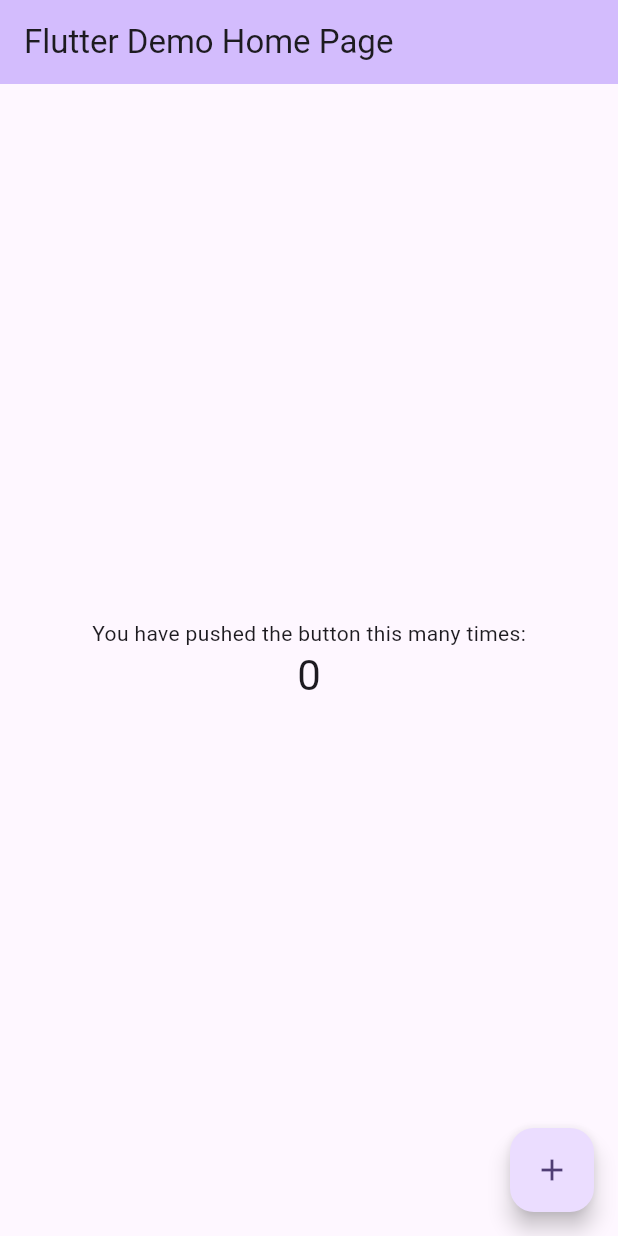
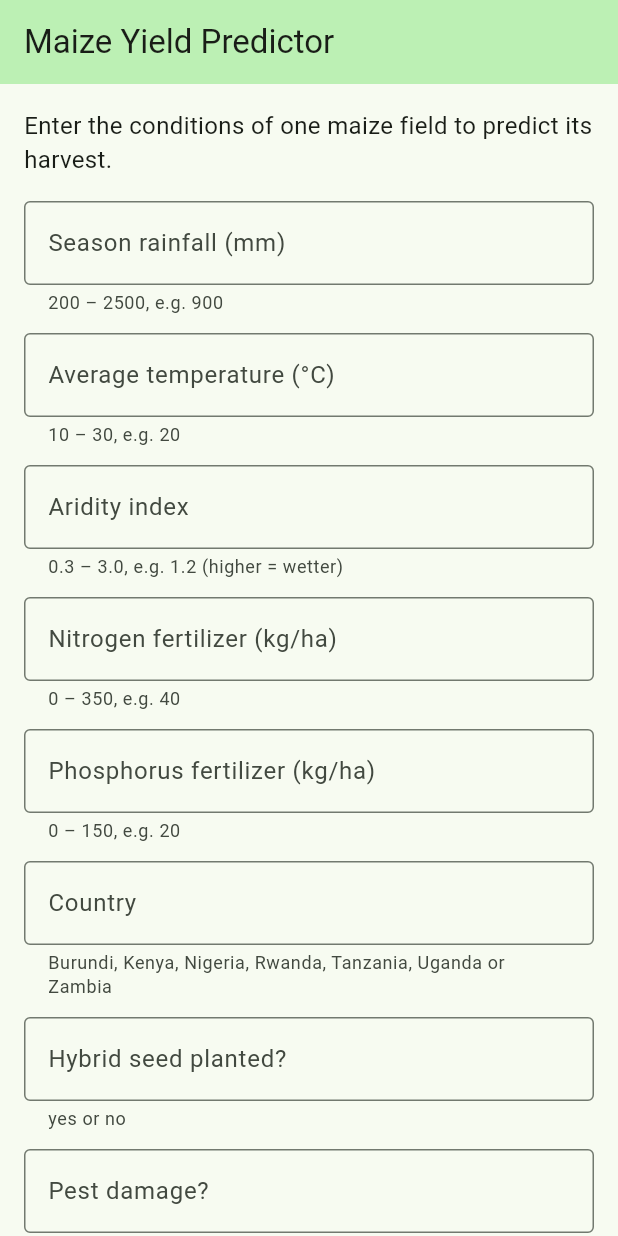
Before and after one commit to lilianeuwase2/linear_regression_model, a Flutter app: the screen it shows after launch, on a phone screen of 412 x 824 dp. Run offline on Flutter 3.47's test engine with Material 3 defaults, Android fonts, the phone set to English and light mode, and no system bars; our stand-ins replace material_ui.

Commit message:
added the prediction page that call the /predict API

```diff
--- a/summative/FlutterApp/lib/main.dart
+++ b/summative/FlutterApp/lib/main.dart
@@ -1,121 +1,264 @@
+import 'dart:async';
+import 'dart:convert';
+
 import 'package:material_ui/material_ui.dart';
+import 'package:http/http.dart' as http;
+
+/// Address of my deployed API.
+const String apiUrl = 'https://maize-yield-api-j1gx.onrender.com/predict';
 
 void main() {
-  runApp(const MyApp());
+  runApp(const MaizeYieldApp());
 }
 
-class MyApp extends StatelessWidget {
-  const MyApp({super.key});
+class MaizeYieldApp extends StatelessWidget {
+  const MaizeYieldApp({super.key});
 
-  // This widget is the root of your application.
   @override
   Widget build(BuildContext context) {
     return MaterialApp(
-      title: 'Flutter Demo',
-      theme: ThemeData(
-        // This is the theme of your application.
-        //
-        // TRY THIS: Try running your application with "flutter run". You'll see
-        // the application has a purple toolbar. Then, without quitting the app,
-        // try changing the seedColor in the colorScheme below to Colors.green
-        // and then invoke "hot reload" (save your changes or press the "hot
-        // reload" button in a Flutter-supported IDE, or press "r" if you used
-        // the command line to start the app).
-        //
-        // Notice that the counter didn't reset back to zero; the application
-        // state is not lost during the reload. To reset the state, use hot
-        // restart instead.
-        //
-        // This works for code too, not just values: Most code changes can be
-        // tested with just a hot reload.
-        colorScheme: .fromSeed(seedColor: Colors.deepPurple),
-      ),
-      home: const MyHomePage(title: 'Flutter Demo Home Page'),
+      title: 'Maize Yield Predictor',
+      debugShowCheckedModeBanner: false,
+      theme: ThemeData(colorSchemeSeed: Colors.green, useMaterial3: true),
+      home: const PredictionPage(),
     );
   }
 }
 
-class MyHomePage extends StatefulWidget {
-  const MyHomePage({super.key, required this.title});
+/// A single input field: its name, label, hint and whether it must be a number.
+class InputSpec {
+  const InputSpec(this.key, this.label, this.hint, {this.isNumber = true});
 
-  // This widget is the home page of your application. It is stateful, meaning
-  // that it has a State object (defined below) that contains fields that affect
-  // how it looks.
+  final String key;
+  final String label;
+  final String hint;
+  final bool isNumber;
+}
 
-  // This class is the configuration for the state. It holds the values (in this
-  // case the title) provided by the parent (in this case the App widget) and
-  // used by the build method of the State. Fields in a Widget subclass are
-  // always marked "final".
+/// The 10 inputs, in the same order and with the same names as the API.
+const List<InputSpec> inputs = [
+  InputSpec('rainfall_mm', 'Season rainfall (mm)', '200 – 2500, e.g. 900'),
+  InputSpec('avg_temp_c', 'Average temperature (°C)', '10 – 30, e.g. 20'),
+  InputSpec('aridity_index', 'Aridity index', '0.3 – 3.0, e.g. 1.2 (higher = wetter)'),
+  InputSpec('nitrogen_kg_ha', 'Nitrogen fertilizer (kg/ha)', '0 – 350, e.g. 40'),
+  InputSpec('phosphorus_kg_ha', 'Phosphorus fertilizer (kg/ha)', '0 – 150, e.g. 20'),
+  InputSpec('country', 'Country', 'Burundi, Kenya, Nigeria, Rwanda, Tanzania, Uganda or Zambia',
+      isNumber: false),
+  InputSpec('hybrid_seed', 'Hybrid seed planted?', 'yes or no', isNumber: false),
+  InputSpec('pest_damage', 'Pest damage?', 'yes or no', isNumber: false),
+  InputSpec('excess_water', 'Damage from too much rain?', 'yes or no', isNumber: false),
+  InputSpec('fertilizer_in_hole', 'Fertilizer put in the planting hole?', 'yes or no',
+      isNumber: false),
+];
 
-  final String title;
+class PredictionPage extends StatefulWidget {
+  const PredictionPage({super.key});
 
   @override
-  State<MyHomePage> createState() => _MyHomePageState();
+  State<PredictionPage> createState() => _PredictionPageState();
 }
 
-class _MyHomePageState extends State<MyHomePage> {
-  int _counter = 0;
+class _PredictionPageState extends State<PredictionPage> {
+  /// One controller per text field: it holds what the user typed.
+  final Map<String, TextEditingController> _controllers = {
+    for (final input in inputs) input.key: TextEditingController(),
+  };
 
-  void _incrementCounter() {
+  bool _loading = false;
+  String? _result;
+  bool _isError = false;
+
+  @override
+  void dispose() {
+    for (final controller in _controllers.values) {
+      controller.dispose();
+    }
+    super.dispose();
+  }
+
+  /// Reads the 10 text fields and builds the request body
+  ///
+  /// Missing values and numbers that are not numbers are added to [problems]
+  Map<String, dynamic> _readInputs(List<String> problems) {
+    final body = <String, dynamic>{};
+    for (final input in inputs) {
+      final text = _controllers[input.key]!.text.trim();
+      if (text.isEmpty) {
+        problems.add('${input.label} is missing.');
+      } else if (input.isNumber) {
+        final number = double.tryParse(text);
+        if (number == null) {
+          problems.add('${input.label} must be a number (you typed "$text").');
+        } else {
+          body[input.key] = number;
+        }
+      } else if (input.key == 'country') {
+        // "rwanda" or "RWANDA" -> "Rwanda", the spelling the API expects
+        body[input.key] = text[0].toUpperCase() + text.substring(1).toLowerCase();
+      } else {
+        body[input.key] = text.toLowerCase(); // "Yes" -> "yes"
+      }
+    }
+    return body;
+  }
+
+  /// Sends the inputs to the API and shows the prediction or an error
+  Future<void> _predict() async {
+    FocusScope.of(context).unfocus(); // close the keyboard
+
+    final problems = <String>[];
+    final body = _readInputs(problems);
+    if (problems.isNotEmpty) {
+      _show(problems.join('\n'), isError: true);
+      return;
+    }
+
+    setState(() => _loading = true);
+    try {
+      final response = await http
+          .post(
+            Uri.parse(apiUrl),
+            headers: {'Content-Type': 'application/json'},
+            body: jsonEncode(body),
+          )
+          .timeout(const Duration(seconds: 90));
+
+      if (response.statusCode == 200) {
+        final data = jsonDecode(response.body);
+        final tonnes = (data['predicted_yield_t_ha'] as num).toStringAsFixed(2);
+        final kg = (data['predicted_yield_kg_ha'] as num).round();
+        _show('Predicted maize yield:\n$tonnes tonnes per hectare\n(about $kg kg per hectare)',
+            isError: false);
+      } else if (response.statusCode == 422) {
+        // The API returns a list of validation errors in the "detail" field of the JSON response.
+        _show(_readableApiErrors(jsonDecode(response.body)['detail']), isError: true);
+      } else {
+        _show('The server returned an error (${response.statusCode}). Please try again.',
+            isError: true);
+      }
+    } on TimeoutException {
+      _show('The server took too long to answer. It may be waking up: please tap Predict again.',
+          isError: true);
+    } catch (e) {
+      _show('Could not reach the server. Check your internet connection and try again.',
+          isError: true);
+    } finally {
+      if (mounted) setState(() => _loading = false);
+    }
+  }
+
+  /// Turns the API's validation errors (status 422) into readable sentences.
+  String _readableApiErrors(dynamic detail) {
+    if (detail is! List) return 'Some values are not valid. Please check your inputs.';
+    final lines = <String>[];
+    for (final error in detail) {
+      final key = (error['loc'] as List).last.toString();
+      final label = inputs
+          .firstWhere((input) => input.key == key, orElse: () => InputSpec(key, key, ''))
+          .label;
+      lines.add('$label: ${error['msg']}.');
+    }
+    return lines.join('\n');
+  }
+
+  void _show(String message, {required bool isError}) {
+    if (!mounted) return;
     setState(() {
-      // This call to setState tells the Flutter framework that something has
-      // changed in this State, which causes it to rerun the build method below
-      // so that the display can reflect the updated values. If we changed
-      // _counter without calling setState(), then the build method would not be
-      // called again, and so nothing would appear to happen.
-      _counter++;
+      _result = message;
+      _isError = isError;
     });
   }
 
   @override
   Widget build(BuildContext context) {
-    // This method is rerun every time setState is called, for instance as done
-    // by the _incrementCounter method above.
-    //
-    // The Flutter framework has been optimized to make rerunning build methods
-    // fast, so that you can just rebuild anything that needs updating rather
-    // than having to individually change instances of widgets.
+    final colors = Theme.of(context).colorScheme;
     return Scaffold(
       appBar: AppBar(
-        // TRY THIS: Try changing the color here to a specific color (to
-        // Colors.amber, perhaps?) and trigger a hot reload to see the AppBar
-        // change color while the other colors stay the same.
-        backgroundColor: Theme.of(context).colorScheme.inversePrimary,
-        // Here we take the value from the MyHomePage object that was created by
-        // the App.build method, and use it to set our appbar title.
-        title: Text(widget.title),
+        title: const Text('Maize Yield Predictor'),
+        backgroundColor: colors.primaryContainer,
       ),
-      body: Center(
-        // Center is a layout widget. It takes a single child and positions it
-        // in the middle of the parent.
-        child: Column(
-          // Column is also a layout widget. It takes a list of children and
-          // arranges them vertically. By default, it sizes itself to fit its
-          // children horizontally, and tries to be as tall as its parent.
-          //
-          // Column has various properties to control how it sizes itself and
-          // how it positions its children. Here we use mainAxisAlignment to
-          // center the children vertically; the main axis here is the vertical
-          // axis because Columns are vertical (the cross axis would be
-          // horizontal).
-          //
-          // TRY THIS: Invoke "debug painting" (choose the "Toggle Debug Paint"
-          // action in the IDE, or press "p" in the console), to see the
-          // wireframe for each widget.
-          mainAxisAlignment: .center,
-          children: [
-            const Text('You have pushed the button this many times:'),
-            Text(
-              '$_counter',
-              style: Theme.of(context).textTheme.headlineMedium,
-            ),
-          ],
+      body: SafeArea(
+        child: SingleChildScrollView(
+          padding: const EdgeInsets.all(16),
+          child: Column(
+            crossAxisAlignment: CrossAxisAlignment.stretch,
+            children: [
+              const Text(
+                'Enter the conditions of one maize field to predict its harvest.',
+                style: TextStyle(fontSize: 16),
+              ),
+              const SizedBox(height: 16),
+              // One labelled text field per input variable (10 in total)
+              for (final input in inputs) ...[
+                TextField(
+                  controller: _controllers[input.key],
+                  keyboardType: input.isNumber
+                      ? const TextInputType.numberWithOptions(decimal: true)
+                      : TextInputType.text,
+                  textInputAction: TextInputAction.next,
+                  decoration: InputDecoration(
+                    labelText: input.label,
+                    helperText: input.hint,
+                    helperMaxLines: 2,
+                    border: const OutlineInputBorder(),
+                  ),
+                ),
+                const SizedBox(height: 12),
+              ],
+              const SizedBox(height: 4),
+              FilledButton(
+                onPressed: _loading ? null : _predict,
+                style: FilledButton.styleFrom(minimumSize: const Size.fromHeight(52)),
+                child: const Text('Predict', style: TextStyle(fontSize: 18)),
+              ),
+              const SizedBox(height: 16),
+              _buildResultArea(colors),
+            ],
+          ),
         ),
       ),
-      floatingActionButton: FloatingActionButton(
-        onPressed: _incrementCounter,
-        tooltip: 'Increment',
-        child: const Icon(Icons.add),
+    );
+  }
+
+  /// The display area that shows the prediction, an error, or a waiting message.
+  Widget _buildResultArea(ColorScheme colors) {
+    String text;
+    IconData icon;
+    Color background;
+    Color foreground;
+
+    if (_loading) {
+      text = 'Predicting...\nThe first request can take up to a minute while the server wakes up.';
+      icon = Icons.hourglass_top;
+      background = colors.surfaceContainerHighest;
+      foreground = colors.onSurfaceVariant;
+    } else if (_result == null) {
+      text = 'Your prediction will appear here.';
+      icon = Icons.info_outline;
+      background = colors.surfaceContainerHighest;
+      foreground = colors.onSurfaceVariant;
+    } else if (_isError) {
+      text = _result!;
+      icon = Icons.error_outline;
+      background = colors.errorContainer;
+      foreground = colors.onErrorContainer;
+    } else {
+      text = _result!;
+      icon = Icons.agriculture;
+      background = colors.primaryContainer;
+      foreground = colors.onPrimaryContainer;
+    }
+
+    return Container(
+      padding: const EdgeInsets.all(16),
+      decoration: BoxDecoration(color: background, borderRadius: BorderRadius.circular(12)),
+      child: Row(
+        crossAxisAlignment: CrossAxisAlignment.start,
+        children: [
+          Icon(icon, color: foreground),
+          const SizedBox(width: 12),
+          Expanded(child: Text(text, style: TextStyle(color: foreground, fontSize: 16))),
+        ],
       ),
     );
   }
```
